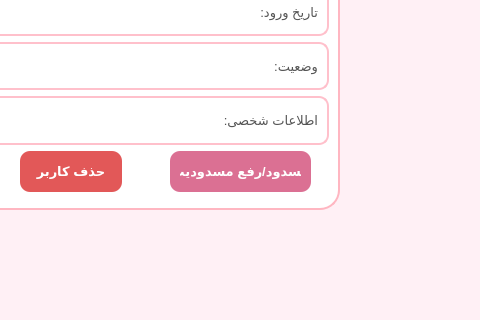
sarinab-eng/bookCLUB, file bookClub/src/ui/adminpage.ui: the form before one commit; both pictures show x 741 to 1221 and y 301 to 621 of the 1319 by 621 pixel window.
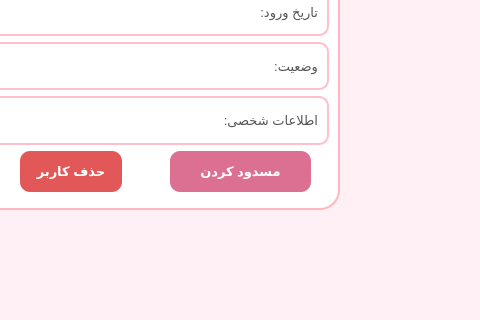
The form after the commit.

The edit to the form file:
```diff
--- a/bookClub/src/ui/adminpage.ui
+++ b/bookClub/src/ui/adminpage.ui
@@ -247,7 +247,7 @@
         </rect>
        </property>
        <property name="text">
-        <string>مسدود/رفع مسدودیت</string>
+        <string>مسدود کردن</string>
        </property>
       </widget>
       <widget class="QPushButton" name="btnDeleteUser">
```
